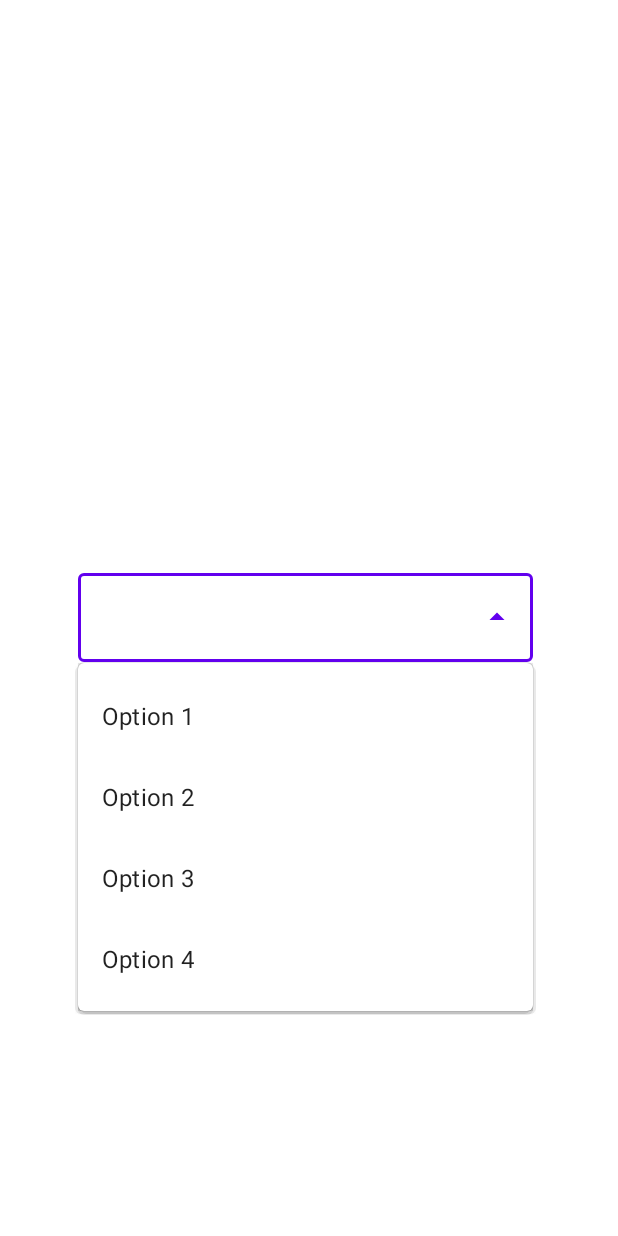
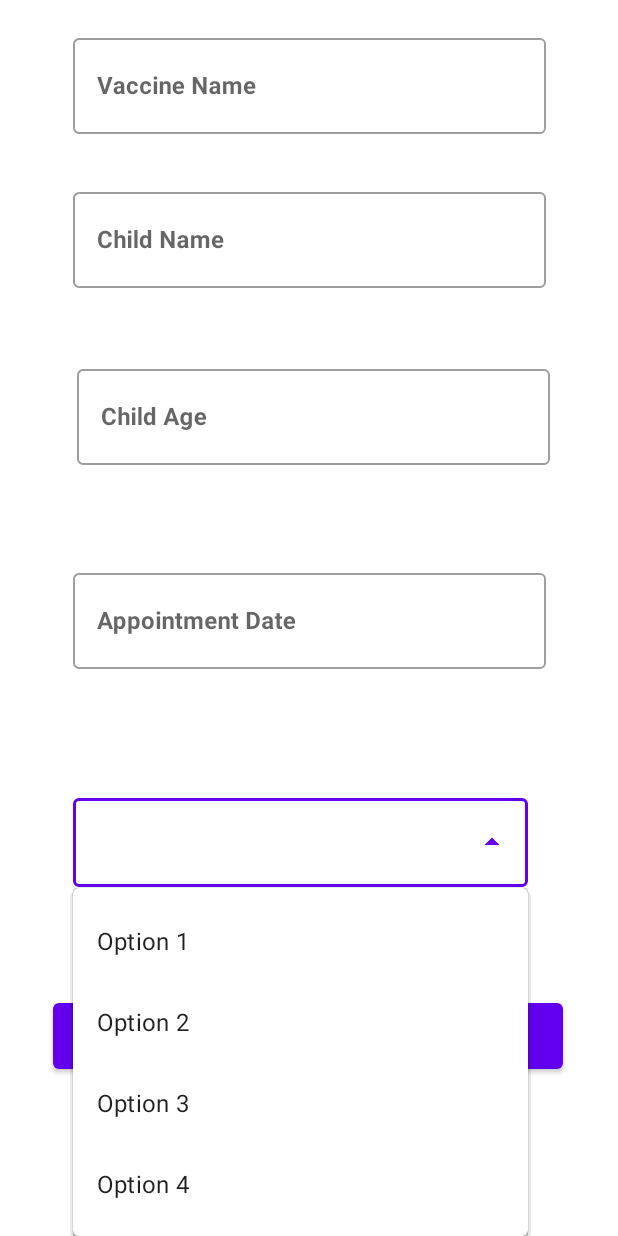
Before and after one commit to harishmashaik/TrustVaccinationApplication, an Android app: the BookingConfirmActivity screen opened directly, with no data from a screen before it, after a tap on an icon or button, on a phone screen of 412 x 824 dp. Run offline under Robolectric (Android 15) with nearby library versions, the phone set to English and light mode, and no system bars.

Commit message:
Added the booking confirmation layout

```diff
--- a/app/src/main/java/com/team4/getvaxi/CLC/BookingConfirmActivity.java
+++ b/app/src/main/java/com/team4/getvaxi/CLC/BookingConfirmActivity.java
@@ -24,6 +24,13 @@ public class BookingConfirmActivity extends AppCompatActivity {
 
     AutoCompleteTextView asedit;
 
+    EditText txtVaccineName;
+    EditText txtchildName;
+    EditText txtchildAge;
+    EditText txtDateOfAppointment;
+
+
+
 
 
     @Override
@@ -31,6 +38,11 @@ public class BookingConfirmActivity extends AppCompatActivity {
         super.onCreate(savedInstanceState);
         setContentView(R.layout.activity_booking_confirm);
         asedit = findViewById(R.id.Booking_AC_hospital_menu);
+
+        txtVaccineName = findViewById(R.id.bookingCon_vaccinename);
+        txtchildAge=findViewById(R.id.bookingCon_childage);
+        txtchildName=findViewById(R.id.bookingCon_childname);
+        txtDateOfAppointment=findViewById(R.id.bookingCon_appoDate);
 
         List<String> items = Arrays.asList("Option 1", "Option 2", "Option 3", "Option 4");
         ArrayAdapter<String > adapter = new ArrayAdapter(BookingConfirmActivity.this, R.layout.booking_confirm_hoslist_layout, items);
@@ -43,9 +55,13 @@ public class BookingConfirmActivity extends AppCompatActivity {
         Intent intent = getIntent();
 
     if (intent.hasExtra(BookingViewHolder.booking)) {
-       Booking eachUserName = intent.getParcelableExtra(BookingViewHolder.booking);
+       Booking eachBooking = intent.getParcelableExtra(BookingViewHolder.booking);
+        txtVaccineName.setText(eachBooking.getVaccineName());
+        txtchildName.setText(eachBooking.getName());
+        txtchildAge.setText(eachBooking.getAge());
+        txtDateOfAppointment.setText(eachBooking.getAppointmentDate());
 
-        Log.i(TAG, eachUserName.toString());
+
 
     }
 
--- a/app/src/main/res/layout/activity_booking_confirm.xml
+++ b/app/src/main/res/layout/activity_booking_confirm.xml
@@ -7,13 +7,99 @@
     tools:context=".CLC.BookingConfirmActivity">
 
     <com.google.android.material.textfield.TextInputLayout
+        android:id="@+id/bookingConfirm_AC_vaccinename"
+        style="@style/Widget.MaterialComponents.TextInputLayout.OutlinedBox"
+        android:layout_width="315dp"
+        android:layout_height="83dp"
+        android:hint="Vaccine Name"
+        app:layout_constraintBottom_toTopOf="@+id/bookingConfirm_AC_childname"
+        app:layout_constraintEnd_toEndOf="parent"
+        app:layout_constraintHorizontal_bias="0.5"
+        app:layout_constraintStart_toStartOf="parent"
+        app:layout_constraintTop_toTopOf="parent">
+
+        <com.google.android.material.textfield.TextInputEditText
+            android:id="@+id/bookingCon_vaccinename"
+            android:layout_width="match_parent"
+            android:layout_height="64dp"
+            android:enabled="false"
+            android:textStyle="bold" />
+    </com.google.android.material.textfield.TextInputLayout>
+
+    <com.google.android.material.textfield.TextInputLayout
+        android:id="@+id/bookingConfirm_AC_childname"
+        style="@style/Widget.MaterialComponents.TextInputLayout.OutlinedBox"
+        android:layout_width="315dp"
+        android:layout_height="83dp"
+        android:hint="Child Name"
+        app:layout_constraintBottom_toBottomOf="parent"
+        app:layout_constraintEnd_toEndOf="parent"
+        app:layout_constraintStart_toStartOf="parent"
+        app:layout_constraintTop_toTopOf="parent"
+        app:layout_constraintVertical_bias="0.166">
+
+        <com.google.android.material.textfield.TextInputEditText
+            android:id="@+id/bookingCon_childname"
+            android:layout_width="match_parent"
+            android:layout_height="64dp"
+            android:enabled="false"
+            android:textStyle="bold" />
+    </com.google.android.material.textfield.TextInputLayout>
+
+    <com.google.android.material.textfield.TextInputLayout
+        android:id="@+id/bookingConfirm_AC_childage"
+        style="@style/Widget.MaterialComponents.TextInputLayout.OutlinedBox"
+        android:layout_width="315dp"
+        android:layout_height="83dp"
+        android:hint="Child Age"
+        app:layout_constraintBottom_toBottomOf="parent"
+        app:layout_constraintEnd_toEndOf="parent"
+        app:layout_constraintHorizontal_bias="0.531"
+        app:layout_constraintStart_toStartOf="parent"
+        app:layout_constraintTop_toBottomOf="@+id/bookingConfirm_AC_childname"
+        app:layout_constraintVertical_bias="0.065">
+
+        <com.google.android.material.textfield.TextInputEditText
+            android:id="@+id/bookingCon_childage"
+            android:layout_width="match_parent"
+            android:layout_height="64dp"
+            android:enabled="false"
+            android:textStyle="bold" />
+    </com.google.android.material.textfield.TextInputLayout>
+
+
+    <com.google.android.material.textfield.TextInputLayout
+        android:id="@+id/bookingConfirm_AC_appoDate"
+        style="@style/Widget.MaterialComponents.TextInputLayout.OutlinedBox"
+        android:layout_width="315dp"
+        android:layout_height="83dp"
+        android:hint="Appointment Date"
+        app:layout_constraintBottom_toBottomOf="parent"
+        app:layout_constraintEnd_toEndOf="parent"
+        app:layout_constraintHorizontal_bias="0.5"
+        app:layout_constraintStart_toStartOf="parent"
+        app:layout_constraintTop_toBottomOf="@+id/bookingConfirm_AC_childage"
+        app:layout_constraintVertical_bias="0.127">
+
+        <com.google.android.material.textfield.TextInputEditText
+            android:id="@+id/bookingCon_appoDate"
+            android:layout_width="match_parent"
+            android:layout_height="64dp"
+            android:enabled="false"
+            android:textStyle="bold" />
+    </com.google.android.material.textfield.TextInputLayout>
+
+    <com.google.android.material.textfield.TextInputLayout
+        android:id="@+id/textInputLayout"
         style="@style/Widget.MaterialComponents.TextInputLayout.OutlinedBox.ExposedDropdownMenu"
         android:layout_width="308dp"
         android:layout_height="71dp"
         app:layout_constraintBottom_toBottomOf="parent"
         app:layout_constraintEnd_toEndOf="parent"
+        app:layout_constraintHorizontal_bias="0.466"
         app:layout_constraintStart_toStartOf="parent"
-        app:layout_constraintTop_toTopOf="parent">
+        app:layout_constraintTop_toTopOf="parent"
+        app:layout_constraintVertical_bias="0.7">
 
         <AutoCompleteTextView
             android:id="@+id/Booking_AC_hospital_menu"
@@ -23,7 +109,18 @@
 
     </com.google.android.material.textfield.TextInputLayout>
 
-
+    <Button
+        android:id="@+id/but_signup"
+        android:layout_width="340dp"
+        android:layout_height="56dp"
+        android:text="Confirm Booking"
+        android:textColor="#FFFFFF"
+        app:layout_constraintBottom_toBottomOf="parent"
+        app:layout_constraintEnd_toEndOf="parent"
+        app:layout_constraintHorizontal_bias="0.492"
+        app:layout_constraintStart_toStartOf="parent"
+        app:layout_constraintTop_toBottomOf="@+id/textInputLayout"
+        app:layout_constraintVertical_bias="0.38" />
 
 
 </androidx.constraintlayout.widget.ConstraintLayout>
--- a/app/src/main/res/layout/activity_sign_up.xml
+++ b/app/src/main/res/layout/activity_sign_up.xml
@@ -60,7 +60,6 @@
                 app:layout_constraintStart_toStartOf="parent"
                 app:layout_constraintTop_toTopOf="parent"
                 app:layout_constraintVertical_bias="0.057">
-
 
                 <com.google.android.material.textfield.TextInputEditText
                     android:id="@+id/signup_email"
```
